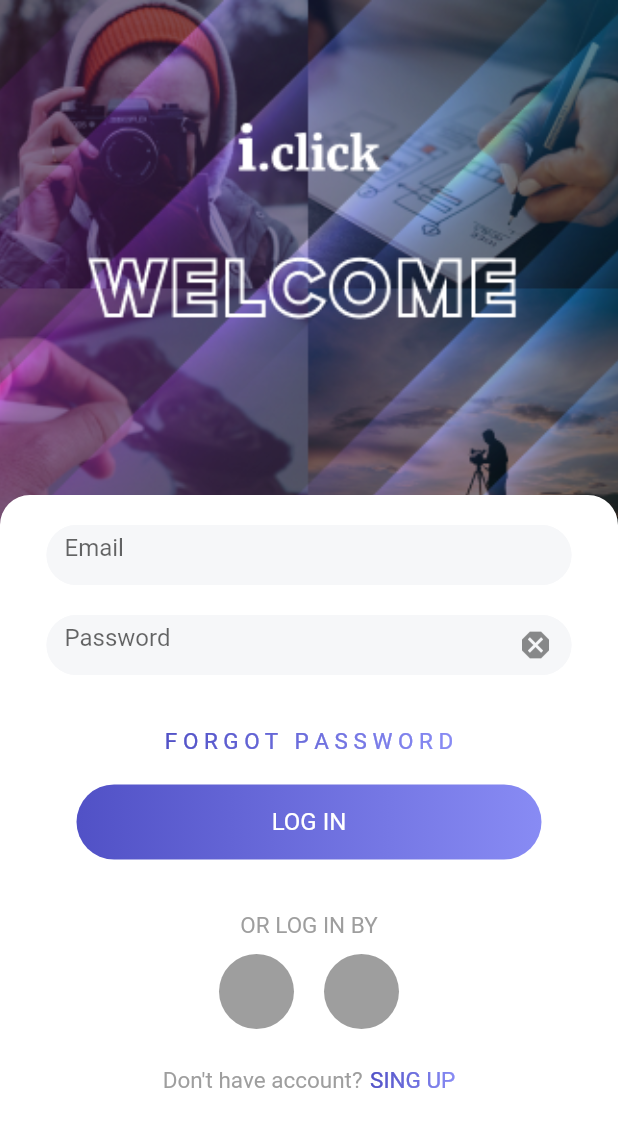
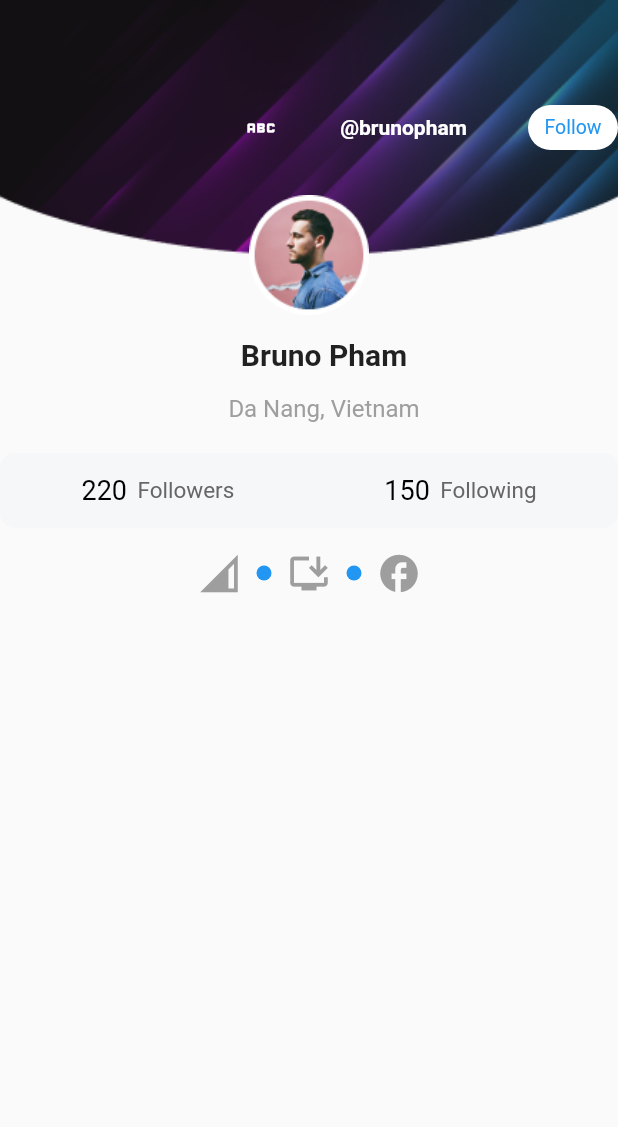
Before and after one commit to Shushan8/iClick, a Flutter app: the screen it shows after launch, on a phone screen of 412 x 824 dp. Shown: the top 1127 px of the screen. Run offline on Flutter 3.47's test engine with Material 2 defaults, Android fonts, the phone set to English and light mode, and no system bars; drawn by our look-alikes of simple_gradient_text; our stand-ins replace curved_navigation_bar, firebase_auth, firebase_core, google_sign_in; accounts and stored records are empty.

Commit message:
wip: add code

```diff
--- a/lib/class/auth_service.dart
+++ b/lib/class/auth_service.dart
@@ -13,9 +13,9 @@ class AuthService {
         stream: FirebaseAuth.instance.authStateChanges(),
         builder: (BuildContext context, snapshot) {
           if (snapshot.hasData) {
+            return SignUpScreen();
+          } else {
             return SelectCategory();
-          } else {
-            return SignUpScreen();
           }
         });
   }
--- a/lib/main.dart
+++ b/lib/main.dart
@@ -1,11 +1,12 @@
 import 'package:firebase_core/firebase_core.dart';
 import 'package:flutter/material.dart';
-import 'package:i_click/screens/account.dart';
+// import 'package:i_click/screens/account.dart';
 
 // import 'package:i_click/screens/registration_screens/welcome_screen.dart';
 
 import 'package:i_click/provider/provider.dart';
 import 'package:i_click/provider/userprovider.dart';
+import 'package:i_click/screens/registration_screens/user_profile.dart';
 import 'package:i_click/screens/registration_screens/welcome_screen.dart';
 
 import 'package:provider/provider.dart';
@@ -35,7 +36,7 @@ class MyApp extends StatelessWidget {
       ],
       child: const MaterialApp(
         debugShowCheckedModeBanner: false,
-        home: WelcomeScreen(),
+        home: UserProfile(),
       ),
     );
   }
--- /dev/null
+++ b/lib/screens/registration_screens/user_profile.dart
@@ -0,0 +1,204 @@
+import 'package:flutter/material.dart';
+
+class UserProfile extends StatefulWidget {
+  const UserProfile({super.key});
+
+  @override
+  State<UserProfile> createState() => _UserProfileState();
+}
+
+class _UserProfileState extends State<UserProfile> {
+  @override
+  Widget build(BuildContext context) {
+    return Scaffold(
+        body: Column(children: [
+      Stack(
+        children: <Widget>[
+          Container(
+            width: double.infinity,
+            height: 170,
+            child: Image.asset(
+              'assetc/images/Header background.png',
+              fit: BoxFit.cover,
+            ),
+          ),
+          Positioned(
+              child: Padding(
+            padding: const EdgeInsets.only(top: 70),
+            child: Column(
+              crossAxisAlignment: CrossAxisAlignment.end,
+              children: [
+                Padding(
+                  padding: const EdgeInsets.only(bottom: 30),
+                  child: SizedBox(
+                    width: 250,
+                    child: Row(
+                      mainAxisAlignment: MainAxisAlignment.spaceBetween,
+                      // crossAxisAlignment: CrossAxisAlignment.stretch,
+                      children: [
+                        Icon(
+                          Icons.abc,
+                          color: Colors.white,
+                        ),
+                        Container(
+                          alignment: Alignment.center,
+                          child: const Text(
+                            '@brunopham',
+                            style: TextStyle(
+                                color: Colors.white,
+                                fontWeight: FontWeight.bold,
+                                fontSize: 14),
+                          ),
+                        ),
+                        Container(
+                          height: 30,
+                          width: 60,
+                          decoration: BoxDecoration(
+                            color: Colors.white,
+                            borderRadius: BorderRadius.circular(20),
+                          ),
+                          child: Center(
+                            child: Text(
+                              'Follow',
+                              style:
+                                  TextStyle(fontSize: 13, color: Colors.blue),
+                            ),
+                          ),
+                        )
+                      ],
+                    ),
+                  ),
+                ),
+                Stack(children: [
+                  Row(
+                    mainAxisAlignment: MainAxisAlignment.center,
+                    children: [
+                      Image.asset(
+                        'assetc/images/Avatar.png',
+                        width: 80,
+                        height: 80,
+                      ),
+                    ],
+                  ),
+                ]),
+              ],
+            ),
+          ))
+        ],
+      ),
+      const SizedBox(
+        height: 15,
+      ),
+      const Padding(
+        padding: EdgeInsets.only(left: 20),
+        child: Text(
+          'Bruno Pham',
+          style: TextStyle(fontSize: 20, fontWeight: FontWeight.w700),
+        ),
+      ),
+      const SizedBox(
+        height: 15,
+      ),
+      const Padding(
+        padding: EdgeInsets.only(left: 20),
+        child: Text(
+          'Da Nang, Vietnam',
+          style: TextStyle(fontSize: 16, color: Colors.grey),
+        ),
+      ),
+      const SizedBox(
+        height: 20,
+      ),
+      Container(
+        height: 50,
+        width: 470,
+        decoration: BoxDecoration(
+            color: const Color.fromARGB(255, 246, 247, 249),
+            borderRadius: BorderRadius.circular(10)),
+        child: const Row(
+          crossAxisAlignment: CrossAxisAlignment.center,
+          mainAxisAlignment: MainAxisAlignment.center,
+          children: [
+            Text(
+              '220',
+              style: TextStyle(fontSize: 18, color: Colors.black),
+            ),
+            SizedBox(
+              width: 7,
+            ),
+            Text(
+              'Followers',
+              style: TextStyle(
+                  fontSize: 15, color: Color.fromARGB(255, 103, 101, 101)),
+            ),
+            SizedBox(
+              width: 100,
+            ),
+            Text(
+              '150',
+              style: TextStyle(fontSize: 18, color: Colors.black),
+            ),
+            SizedBox(
+              width: 7,
+            ),
+            Text(
+              'Following',
+              style: TextStyle(
+                  fontSize: 15, color: Color.fromARGB(255, 103, 101, 101)),
+            )
+          ],
+        ),
+      ),
+      const SizedBox(
+        height: 15,
+      ),
+      Row(
+        mainAxisAlignment: MainAxisAlignment.center,
+        children: [
+          const Icon(
+            Icons.network_cell,
+            size: 30,
+            color: Colors.grey,
+          ),
+          const SizedBox(
+            width: 10,
+          ),
+          Container(
+            height: 10,
+            width: 10,
+            decoration: BoxDecoration(
+                borderRadius: BorderRadius.circular(10), color: Colors.blue),
+          ),
+          const SizedBox(
+            width: 10,
+          ),
+          const Icon(
+            Icons.install_desktop,
+            size: 30,
+            color: Colors.grey,
+          ),
+          const SizedBox(
+            width: 10,
+          ),
+          Container(
+            height: 10,
+            width: 10,
+            decoration: BoxDecoration(
+                borderRadius: BorderRadius.circular(10), color: Colors.blue),
+          ),
+          const SizedBox(
+            width: 10,
+          ),
+          const Icon(
+            Icons.facebook,
+            size: 30,
+            color: Colors.grey,
+          )
+        ],
+      ),
+      const SizedBox(
+        height: 20,
+      ),
+    ]));
+  }
+}
--- a/lib/screens/registration_screens/welcome_screen.dart
+++ b/lib/screens/registration_screens/welcome_screen.dart
@@ -56,7 +56,7 @@ class _WelcomeScreenState extends State<WelcomeScreen> {
                   const TextFiledRegister(
                     filedWidth: 350,
                     filedHintText: 'Password',
-                    filedIcon: Icons.dangerous,
+                    filedIcon: Icons.send,
                     filedIcons: true,
                   ),
                   const SizedBox(
```
